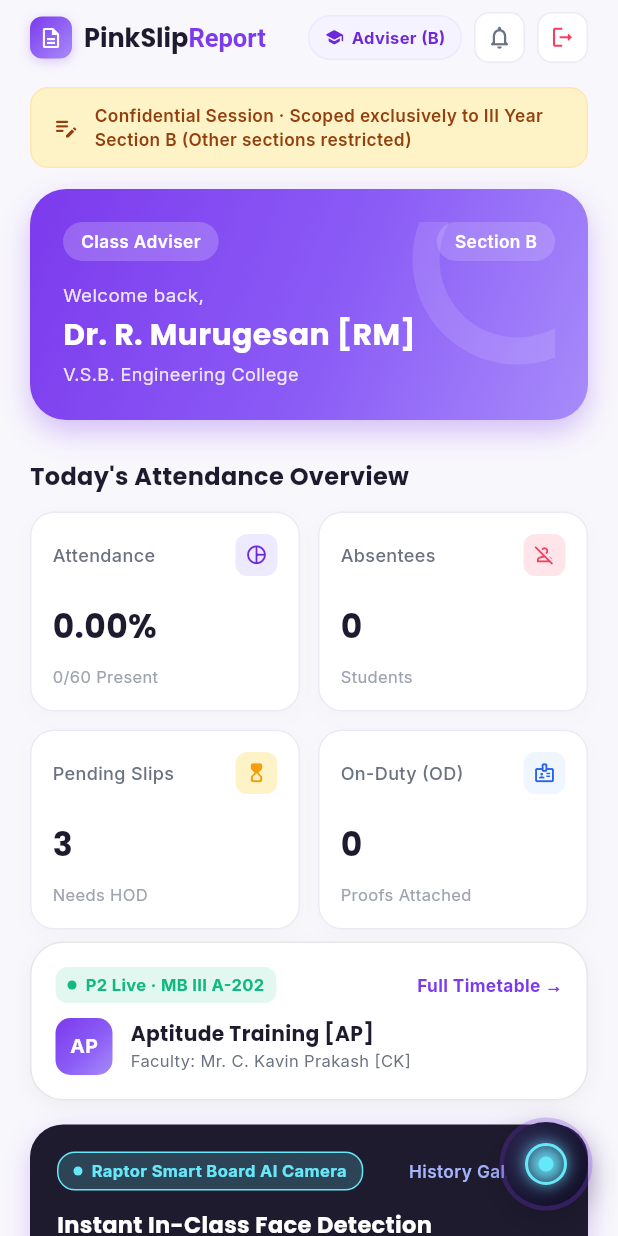
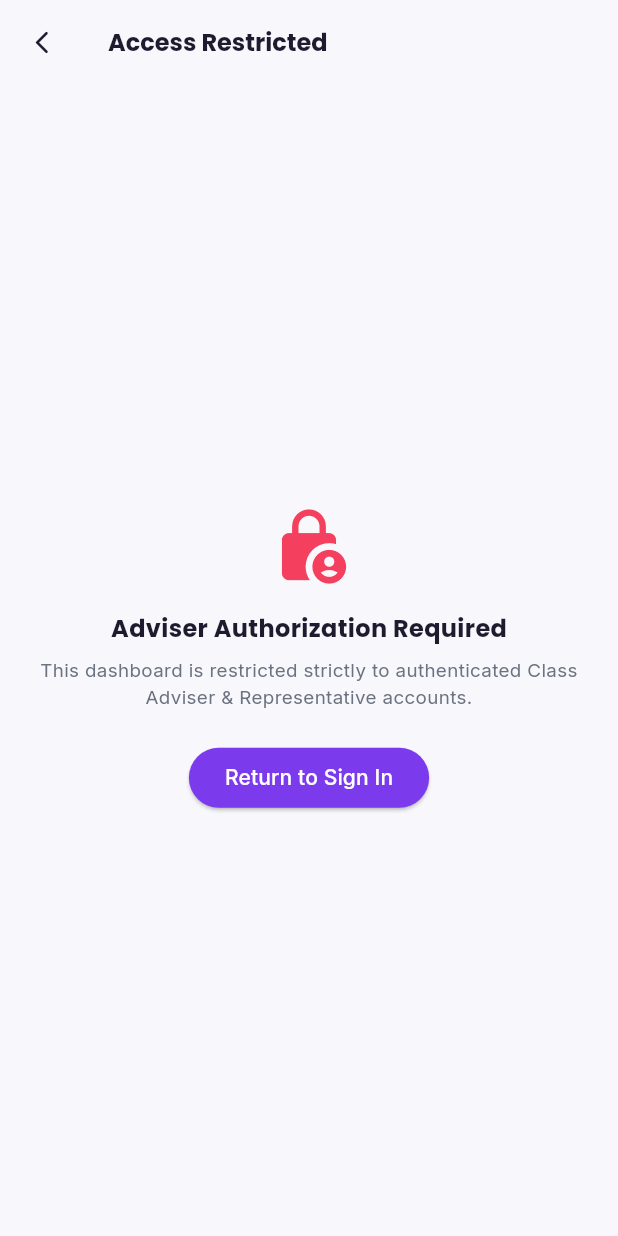
Before and after one commit to Kavinsarvesh2006/PinkSlipReport, a Flutter app: the AdvisorDashboardScreen screen opened by its route, on a phone screen of 412 x 824 dp. Run offline on Flutter 3.47's test engine with Material 3 defaults, Android fonts, the phone set to English and light mode, and no system bars; our stand-ins replace google_fonts.

Commit message:
security: enforce anti-tamper profile protection and route guards across HOD and Advisor dashboards

```diff
--- a/lib/features/advisor/presentation/screens/advisor_dashboard_screen.dart
+++ b/lib/features/advisor/presentation/screens/advisor_dashboard_screen.dart
@@ -1,6 +1,7 @@
 import 'package:flutter/material.dart';
 import '../../../../core/theme/app_theme.dart';
 import '../../../shared/state/app_state_manager.dart';
+import '../../../authentication/domain/models/user_role.dart';
 import '../../../shared/widgets/app_header.dart';
 import '../../../shared/widgets/metric_card.dart';
 import '../../../shared/widgets/pipeline_stepper.dart';
@@ -25,6 +26,42 @@
       listenable: AppStateManager.instance,
       builder: (context, _) {
         final state = AppStateManager.instance;
+        if (!state.isAuthenticated || (state.currentRole != UserRole.advisor && state.currentRole != UserRole.classRep)) {
+          return Scaffold(
+            backgroundColor: AppTheme.lavenderBg,
+            appBar: AppBar(
+              backgroundColor: AppTheme.lavenderBg,
+              elevation: 0,
+              leading: IconButton(
+                icon: const Icon(Icons.arrow_back_ios_new_rounded, size: 18, color: AppTheme.ink900),
+                onPressed: () => Navigator.pushReplacementNamed(context, '/sign-in'),
+              ),
+              title: Text('Access Restricted', style: AppTheme.poppins(fontSize: 16, fontWeight: FontWeight.w700)),
+            ),
+            body: Center(
+              child: Padding(
+                padding: const EdgeInsets.all(24),
+                child: Column(
+                  mainAxisSize: MainAxisSize.min,
+                  children: [
+                    const Icon(Icons.lock_person_rounded, size: 54, color: AppTheme.pink500),
+                    const SizedBox(height: 16),
+                    Text('Adviser Authorization Required', style: AppTheme.poppins(fontSize: 16, fontWeight: FontWeight.w700, color: AppTheme.ink900)),
+                    const SizedBox(height: 8),
+                    Text('This dashboard is restricted strictly to authenticated Class Adviser & Representative accounts.', textAlign: TextAlign.center, style: AppTheme.inter(fontSize: 12.5, color: AppTheme.ink600)),
+                    const SizedBox(height: 20),
+                    ElevatedButton(
+                      onPressed: () => Navigator.pushReplacementNamed(context, '/sign-in'),
+                      style: ElevatedButton.styleFrom(backgroundColor: AppTheme.violet600, foregroundColor: Colors.white),
+                      child: const Text('Return to Sign In'),
+                    ),
+                  ],
+                ),
+              ),
+            ),
+          );
+        }
+
         final profile = state.currentProfile;
         final slips = state.scopedPinkSlips;
 
--- a/lib/features/hod/presentation/screens/hod_dashboard_screen.dart
+++ b/lib/features/hod/presentation/screens/hod_dashboard_screen.dart
@@ -1,6 +1,7 @@
 import 'package:flutter/material.dart';
 import '../../../../core/theme/app_theme.dart';
 import '../../../shared/state/app_state_manager.dart';
+import '../../../authentication/domain/models/user_role.dart';
 import '../../../shared/widgets/app_header.dart';
 import '../../../shared/widgets/metric_card.dart';
 import '../../../shared/widgets/pipeline_stepper.dart';
@@ -35,6 +36,42 @@
       listenable: AppStateManager.instance,
       builder: (context, _) {
         final state = AppStateManager.instance;
+        if (!state.isAuthenticated || state.currentRole != UserRole.hod) {
+          return Scaffold(
+            backgroundColor: AppTheme.lavenderBg,
+            appBar: AppBar(
+              backgroundColor: AppTheme.lavenderBg,
+              elevation: 0,
+              leading: IconButton(
+                icon: const Icon(Icons.arrow_back_ios_new_rounded, size: 18, color: AppTheme.ink900),
+                onPressed: () => Navigator.pushReplacementNamed(context, '/sign-in'),
+              ),
+              title: Text('Access Restricted', style: AppTheme.poppins(fontSize: 16, fontWeight: FontWeight.w700)),
+            ),
+            body: Center(
+              child: Padding(
+                padding: const EdgeInsets.all(24),
+                child: Column(
+                  mainAxisSize: MainAxisSize.min,
+                  children: [
+                    const Icon(Icons.lock_person_rounded, size: 54, color: AppTheme.pink500),
+                    const SizedBox(height: 16),
+                    Text('HOD Authorization Required', style: AppTheme.poppins(fontSize: 16, fontWeight: FontWeight.w700, color: AppTheme.ink900)),
+                    const SizedBox(height: 8),
+                    Text('This dashboard is restricted strictly to authenticated Head of Department accounts.', textAlign: TextAlign.center, style: AppTheme.inter(fontSize: 12.5, color: AppTheme.ink600)),
+                    const SizedBox(height: 20),
+                    ElevatedButton(
+                      onPressed: () => Navigator.pushReplacementNamed(context, '/sign-in'),
+                      style: ElevatedButton.styleFrom(backgroundColor: AppTheme.violet600, foregroundColor: Colors.white),
+                      child: const Text('Return to Sign In'),
+                    ),
+                  ],
+                ),
+              ),
+            ),
+          );
+        }
+
         final profile = state.currentProfile;
         final approvalQueue = state.hodApprovalQueue;
 
--- a/lib/features/shared/state/app_state_manager.dart
+++ b/lib/features/shared/state/app_state_manager.dart
@@ -881,25 +881,45 @@
   }
 
   void approvePinkSlip(String slipId) {
+    if (!isAuthenticated) return;
     if (!canCurrentUserEdit && !isHodAdmin) return;
     final idx = _pinkSlips.indexWhere((s) => s.id == slipId);
     if (idx != -1) {
+      final slip = _pinkSlips[idx];
+      // If advisor/classRep, ensure the slip belongs to their own year & section
+      if (currentRole == UserRole.advisor || currentRole == UserRole.classRep) {
+        if (!slip.section.contains(_currentUserProfile.section.replaceAll('Section ', 'Sec'))) {
+          if (!slip.section.contains(_currentUserProfile.section)) {
+            return; // Block cross-section approval
+          }
+        }
+      }
       _pinkSlips[idx].status = SlipStatus.approved;
       notifyListeners();
     }
   }
 
   void rejectPinkSlip(String slipId) {
+    if (!isAuthenticated) return;
     if (!canCurrentUserEdit && !isHodAdmin) return;
     final idx = _pinkSlips.indexWhere((s) => s.id == slipId);
     if (idx != -1) {
+      final slip = _pinkSlips[idx];
+      // If advisor/classRep, ensure the slip belongs to their own year & section
+      if (currentRole == UserRole.advisor || currentRole == UserRole.classRep) {
+        if (!slip.section.contains(_currentUserProfile.section.replaceAll('Section ', 'Sec'))) {
+          if (!slip.section.contains(_currentUserProfile.section)) {
+            return; // Block cross-section rejection
+          }
+        }
+      }
       _pinkSlips[idx].status = SlipStatus.rejected;
       notifyListeners();
     }
   }
 
   void approveAllHod() {
-    if (!isHodAdmin) return; // Only Primary HOD can approve all
+    if (!isAuthenticated || !isHodAdmin) return; // Only Primary HOD can approve all
     for (var slip in _pinkSlips) {
       if (slip.status == SlipStatus.hodReview) {
         slip.status = SlipStatus.approved;
@@ -909,7 +929,7 @@
   }
 
   void signOdPermission(String studentId) {
-    if (!isHodAdmin) return; // Only Primary HOD can sign OD orders
+    if (!isAuthenticated || !isHodAdmin) return; // Only Primary HOD can sign OD orders
     final idx = _roster.indexWhere((s) => s.id == studentId || s.rollNumber == studentId);
     if (idx != -1) {
       _roster[idx].isHodSigned = true;
@@ -994,15 +1014,23 @@
   }
 
   void toggleStudentAttendance(String studentId, AttendanceStatus newStatus) {
+    if (!isAuthenticated) return;
     if (!canCurrentUserEdit && !isHodAdmin) return;
     final idx = _roster.indexWhere((s) => s.id == studentId);
     if (idx != -1) {
+      // If advisor/classRep, ensure the student is in their own section
+      if (currentRole == UserRole.advisor || currentRole == UserRole.classRep) {
+        if (_roster[idx].section != _currentUserProfile.section) {
+          return; // Block editing attendance of another section
+        }
+      }
       _roster[idx].status = newStatus;
       notifyListeners();
     }
   }
 
   void markAllPresent() {
+    if (!isAuthenticated) return;
     if (!canCurrentUserEdit && !isHodAdmin) return;
     for (var student in scopedRoster) {
       student.status = AttendanceStatus.present;
@@ -1011,11 +1039,13 @@
   }
 
   void addClassSessionPhoto(ClassSessionPhoto session) {
+    if (!isAuthenticated) return;
     _classSessionPhotos.insert(0, session);
     notifyListeners();
   }
 
   void updateClassSessionPhoto(ClassSessionPhoto session) {
+    if (!isAuthenticated) return;
     final idx = _classSessionPhotos.indexWhere((s) => s.id == session.id);
     if (idx != -1) {
       _classSessionPhotos[idx] = session;
@@ -1024,7 +1054,7 @@
   }
 
   void approveClassPhotoReportByHod(String sessionId) {
-    if (!isHodAdmin) return; // Only Primary HOD can approve photo audit
+    if (!isAuthenticated || !isHodAdmin) return; // Only Primary HOD can approve photo audit
     final idx = _classSessionPhotos.indexWhere((s) => s.id == sessionId);
     if (idx != -1) {
       _classSessionPhotos[idx] = _classSessionPhotos[idx].copyWith(hodApproved: true);
@@ -1033,7 +1063,7 @@
   }
 
   void deleteBiometricRecord(String punchId) {
-    if (!canCurrentUserDelete) return; // Only Primary HOD can delete
+    if (!isAuthenticated || !canCurrentUserDelete) return; // Only Primary HOD can delete
     _biometricPunches.removeWhere((p) => p.id == punchId);
     notifyListeners();
   }
```
